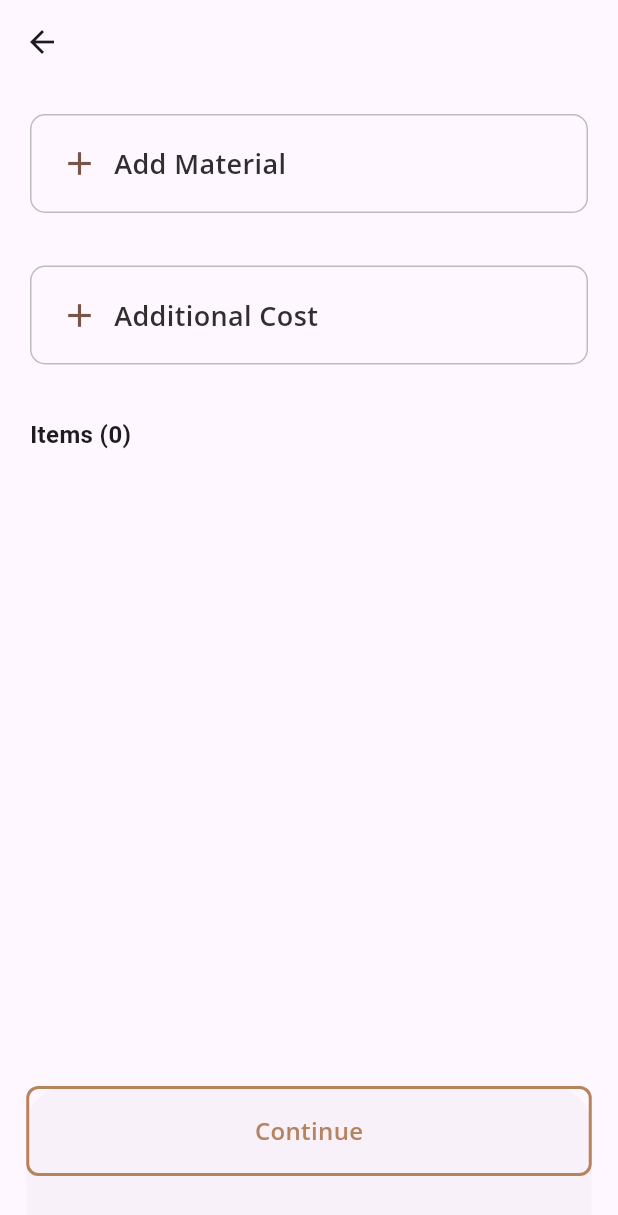
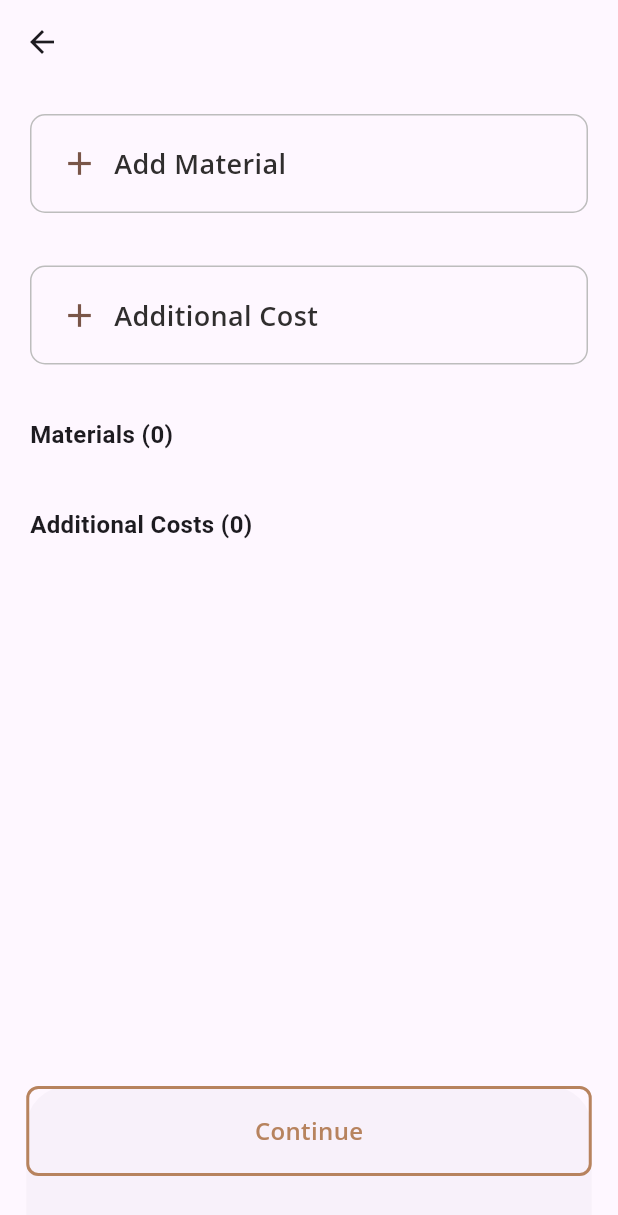
Before and after one commit to mackings/Wworker_App, a Flutter app: the AddMaterial screen opened directly, on a phone screen of 412 x 824 dp. Shown: the top 1215 px of the screen. Run offline on Flutter 3.47's test engine with Material 3 defaults, Android fonts, the phone set to English and light mode, and no system bars; our stand-ins replace dio, flutter_riverpod, flutter_svg, google_fonts, image_picker, shared_preferences; accounts and stored records are empty; network calls fail; project files that could hold a hidden picture were left out.

Commit message:
Costs all

```diff
--- a/lib/App/Quotation/UI/AddMaterial.dart
+++ b/lib/App/Quotation/UI/AddMaterial.dart
@@ -20,7 +20,6 @@ class AddMaterial extends ConsumerStatefulWidget {
 class _AddMaterialState extends ConsumerState<AddMaterial> {
   String? userId;
   bool isLoading = true;
-
   bool isExpanded = false;
   bool isAdditionalExpanded = false;
 
@@ -41,8 +40,12 @@ class _AddMaterialState extends ConsumerState<AddMaterial> {
 
   @override
   Widget build(BuildContext context) {
-    final materials = ref.watch(materialProvider);
+    final data = ref.watch(materialProvider);
     final notifier = ref.read(materialProvider.notifier);
+
+    final materials = List<Map<String, dynamic>>.from(data["materials"] ?? []);
+    final additionalCosts =
+        List<Map<String, dynamic>>.from(data["additionalCosts"] ?? []);
 
     if (isLoading) {
       return const Scaffold(
@@ -62,15 +65,16 @@ class _AddMaterialState extends ConsumerState<AddMaterial> {
     }
 
     return Scaffold(
-      appBar: AppBar(),
+      appBar: AppBar( ),
       body: SafeArea(
         child: SingleChildScrollView(
           child: Padding(
-            padding: const EdgeInsets.symmetric(vertical: 20, horizontal: 20),
+            padding:
+                const EdgeInsets.symmetric(vertical: 20.0, horizontal: 20.0),
             child: Column(
               crossAxisAlignment: CrossAxisAlignment.start,
               children: [
-
+                /// --- MATERIAL SECTION ---
                 Container(
                   padding:
                       const EdgeInsets.symmetric(horizontal: 19, vertical: 19),
@@ -109,7 +113,9 @@ class _AddMaterialState extends ConsumerState<AddMaterial> {
                   secondChild: AddMaterialCard(
                     title: "Add Material",
                     icon: Icons.add,
-                    onAddItem: notifier.addItem,
+                    onAddItem: (item) async {
+                      await notifier.addMaterial(item);
+                    },
                   ),
                   crossFadeState: isExpanded
                       ? CrossFadeState.showSecond
@@ -118,8 +124,7 @@ class _AddMaterialState extends ConsumerState<AddMaterial> {
 
                 const SizedBox(height: 25),
 
-
-
+                /// --- ADDITIONAL COST SECTION ---
                 Container(
                   padding:
                       const EdgeInsets.symmetric(horizontal: 19, vertical: 19),
@@ -128,7 +133,8 @@ class _AddMaterialState extends ConsumerState<AddMaterial> {
                     borderRadius: BorderRadius.circular(10),
                   ),
                   child: InkWell(
-                    onTap: () => setState(() => isAdditionalExpanded = !isAdditionalExpanded),
+                    onTap: () =>
+                        setState(() => isAdditionalExpanded = !isAdditionalExpanded),
                     child: Row(
                       children: [
                         Icon(
@@ -158,7 +164,9 @@ class _AddMaterialState extends ConsumerState<AddMaterial> {
                   secondChild: OtherCostsCard(
                     title: "Additional Cost",
                     icon: Icons.attach_money,
-                    onAddItem: (item) => notifier.addItem(item),
+                    onAddItem: (item) async {
+                      await notifier.addAdditionalCost(item);
+                    },
                   ),
                   crossFadeState: isAdditionalExpanded
                       ? CrossFadeState.showSecond
@@ -167,33 +175,61 @@ class _AddMaterialState extends ConsumerState<AddMaterial> {
 
                 const SizedBox(height: 25),
 
-
+                /// --- MATERIAL LIST ---
                 Text(
-                  "Items (${materials.length})",
+                  "Materials (${materials.length})",
                   style: const TextStyle(
                     fontSize: 16,
                     fontWeight: FontWeight.w600,
                   ),
                 ),
-
                 const SizedBox(height: 12),
-
                 ...materials.asMap().entries.map((entry) {
                   final index = entry.key;
                   final item = entry.value;
                   return ItemsCard(
                     item: item,
-                    onDelete: () => notifier.deleteItem(index),
+                    onDelete: () => notifier.deleteMaterial(index),
                   );
                 }).toList(),
+
+                const SizedBox(height: 25),
+
+                /// --- ADDITIONAL COST LIST ---
+                Text(
+                  "Additional Costs (${additionalCosts.length})",
+                  style: const TextStyle(
+                    fontSize: 16,
+                    fontWeight: FontWeight.w600,
+                  ),
+                ),
+                const SizedBox(height: 12),
+                ...additionalCosts.asMap().entries.map((entry) {
+                  final index = entry.key;
+                  final item = entry.value;
+                  return ItemsCard(
+                    item: item,
+                    onDelete: () => notifier.deleteAdditionalCost(index),
+                  );
+                }).toList(),
+
+                const SizedBox(height: 100),
               ],
             ),
           ),
         ),
       ),
+
+      /// --- CONTINUE BUTTON ---
       bottomSheet: Padding(
         padding: const EdgeInsets.only(bottom: 40),
-        child: CustomButton(text: "Continue", outlined: true, onPressed: (){}),
+        child: CustomButton(
+          text: "Continue",
+          outlined: true,
+          onPressed: () {
+            // You can navigate or process next step here
+          },
+        ),
       ),
     );
   }
```
Also changed, not shown: lib/App/Dashboad/Widget/OthercostCard.dart (+2 -6 lines), lib/App/Quotation/Providers/MaterialProvider.dart (+35 -24 lines).
